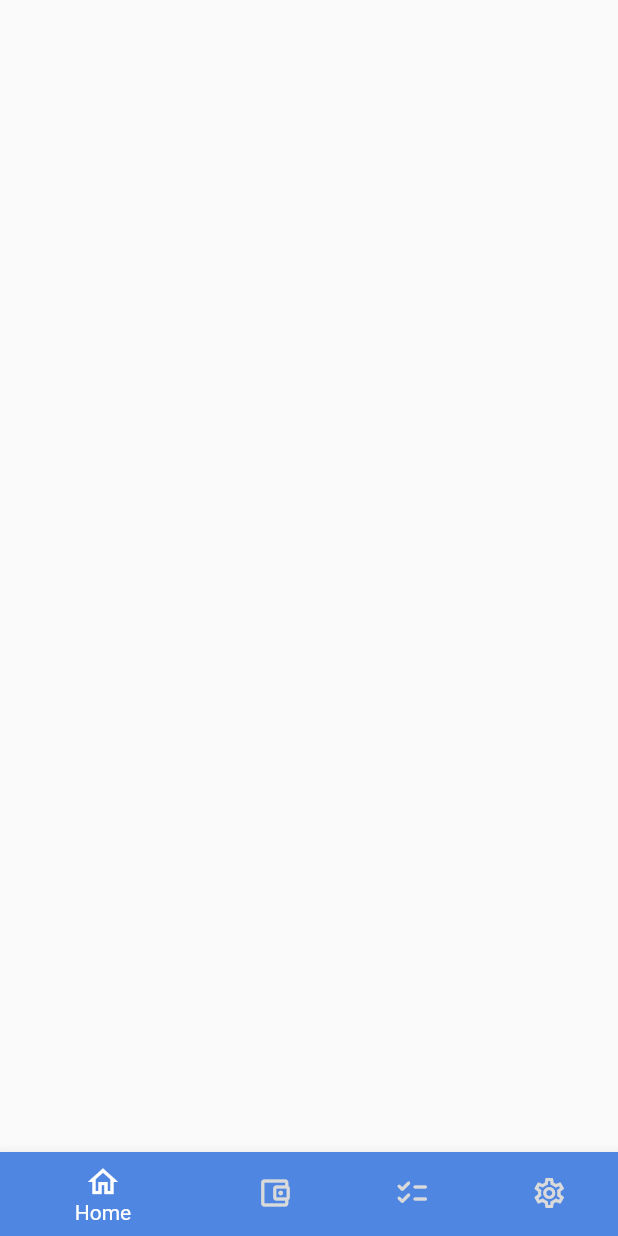
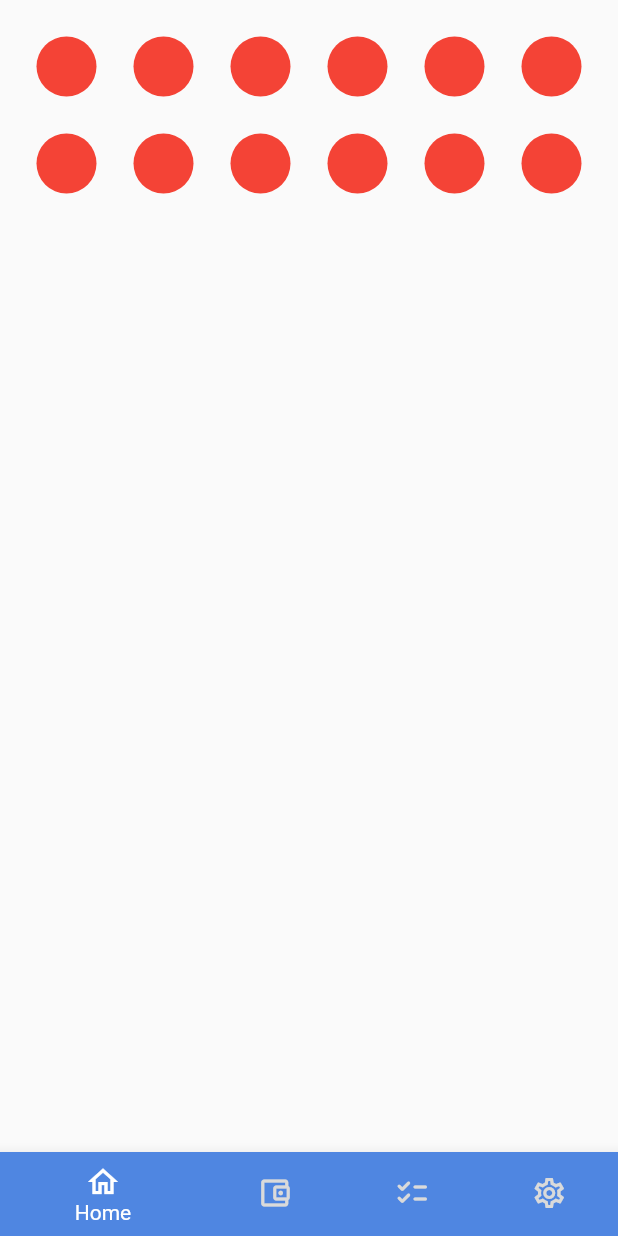
Before and after one commit to YasserMahmoud1/Masroofy, a Flutter app: the screen it shows after launch, on a phone screen of 412 x 824 dp. Run offline on Flutter 3.47's test engine with Material 2 defaults, Android fonts, the phone set to English and light mode, and no system bars; our stand-ins replace bloc, flutter_bloc.

Commit message:
update 	modified:   lib/app_cubit.dart 	new file:   lib/app_states.dart 	new file:   lib/components.dart 	modified:   lib/home_page.dart 	modified:   lib/wallet_page.dart

```diff
--- /dev/null
+++ b/lib/app_states.dart
@@ -0,0 +1 @@
+abstract class AppStates {}
--- /dev/null
+++ b/lib/components.dart
@@ -0,0 +1,42 @@
+import 'package:flutter/material.dart';
+
+class SelectableAvatar extends StatelessWidget {
+  const SelectableAvatar(
+      {Key? key,
+      required this.color,
+      required this.onTab,
+      required this.isSelected})
+      : super(key: key);
+  final Color color;
+  final bool isSelected;
+  final VoidCallback onTab;
+  @override
+  Widget build(BuildContext context) {
+    return InkWell(
+      onTap: onTab,
+      child: Stack(
+        alignment: Alignment.center,
+        children: [
+          CircleAvatar(
+            backgroundColor: color,
+            radius: 20,
+          ),
+          Container(
+            height: 40,
+            width: 40,
+            decoration: BoxDecoration(
+                color:
+                    isSelected ?? false ? Colors.black26 : Colors.transparent,
+                borderRadius: BorderRadius.circular(20)),
+          ),
+          isSelected ?? false
+              ? const Icon(
+                  Icons.check,
+                  color: Colors.white,
+                )
+              : Container(),
+        ],
+      ),
+    );
+  }
+}
--- a/lib/home_page.dart
+++ b/lib/home_page.dart
@@ -1,10 +1,39 @@
 import 'package:flutter/material.dart';
+import 'package:masroofy/components.dart';
 
-class HomePage extends StatelessWidget {
+class HomePage extends StatefulWidget {
   const HomePage({Key? key}) : super(key: key);
 
   @override
+  State<HomePage> createState() => _HomePageState();
+}
+
+class _HomePageState extends State<HomePage> {
+  @override
+  int indexSelected = 0;
+  void checkOption(index) {
+    setState(() {
+      indexSelected = index;
+    });
+  }
+
+  @override
   Widget build(BuildContext context) {
-    return Container();
+    return Padding(
+      padding: const EdgeInsets.all(20.0),
+      child: GridView.count(
+        crossAxisSpacing: 16,
+        mainAxisSpacing: 16,
+        crossAxisCount: 6,
+        children: <Widget>[
+          for (int i = 0; i < 12; i++)
+            SelectableAvatar(
+              color: Colors.red,
+              onTab: () => checkOption(i+1),
+              isSelected: i+1 == indexSelected,
+            )
+        ],
+      ),
+    );
   }
 }
```
Also changed, not shown: lib/app_cubit.dart (+10 -0 lines), lib/wallet_page.dart (+16 -3 lines).
